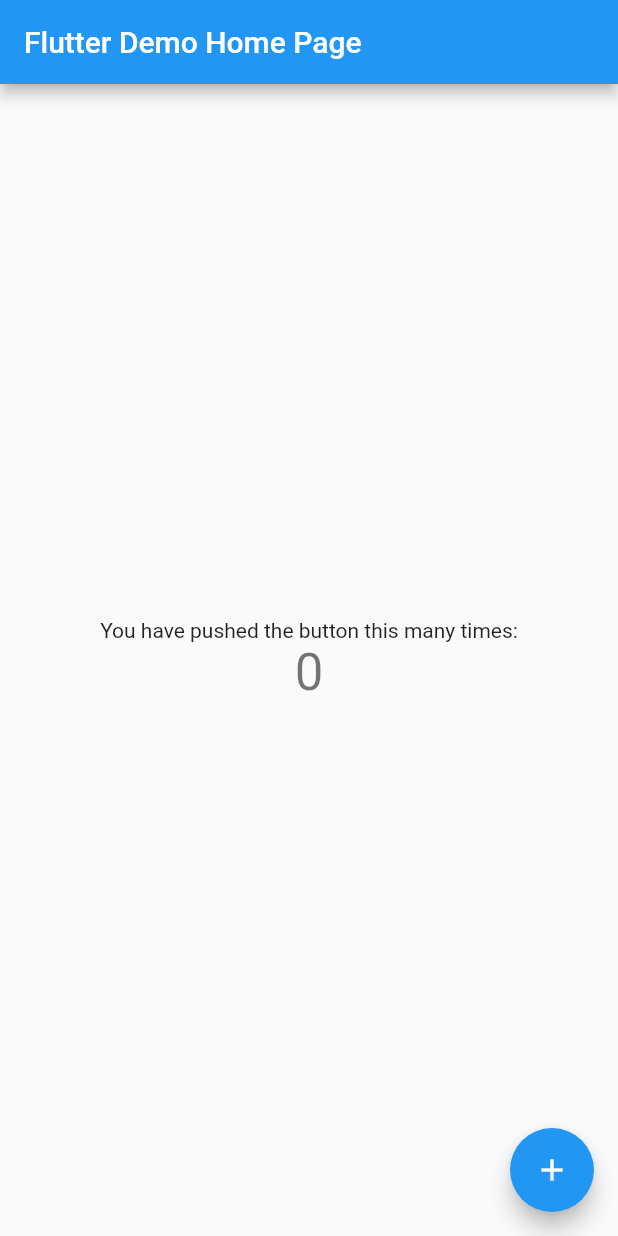
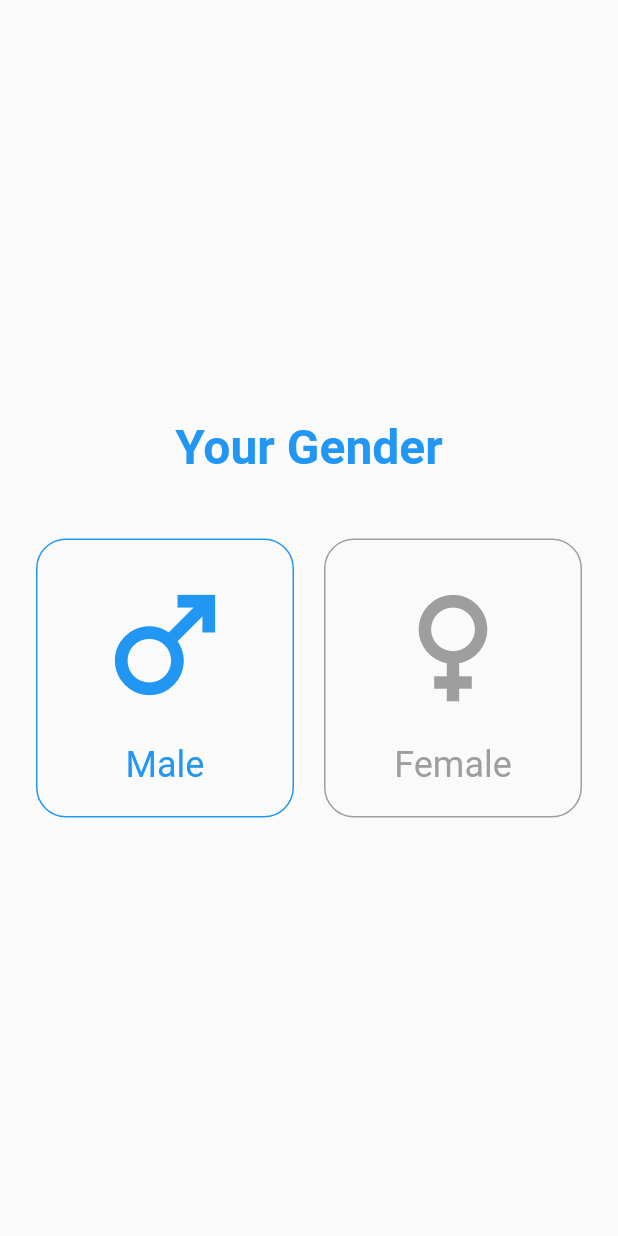
Before and after one commit to asrafilll/flutter_jobs_app, a Flutter app: the screen it shows after launch, on a phone screen of 412 x 824 dp. Run offline on Flutter 3.47's test engine with Material 2 defaults, Android fonts, the phone set to English and light mode, and no system bars.

Commit message:
GenderApps done

```diff
--- /dev/null
+++ b/lib/gender_apps/gender_provider.dart
@@ -0,0 +1,16 @@
+import 'package:flutter/material.dart';
+
+class GenderProvider with ChangeNotifier {
+  bool _isMale = true;
+
+  bool get isMale => _isMale;
+
+  set isMale(bool newValue) {
+    _isMale = newValue;
+    notifyListeners();
+  }
+
+  get color => isMale ? Colors.blue : Colors.pink;
+  get maleColor => isMale ? Colors.blue : Colors.grey;
+  get femaleColor => isMale ? Colors.grey : Colors.pink;
+}
--- /dev/null
+++ b/lib/gender_apps/main.dart
@@ -0,0 +1,111 @@
+import 'package:flutter/material.dart';
+import 'package:provider/provider.dart';
+import 'gender_provider.dart';
+
+class GenderApp extends StatelessWidget {
+  const GenderApp({super.key});
+
+  @override
+  Widget build(BuildContext context) {
+    return Scaffold(
+      body: Center(
+        child: Column(
+          mainAxisAlignment: MainAxisAlignment.center,
+          children: [
+            Consumer<GenderProvider>(
+              builder: (context, genderProvider, _) => Text(
+                'Your Gender',
+                style: TextStyle(
+                  fontWeight: FontWeight.bold,
+                  fontSize: 32,
+                  color: genderProvider.color,
+                ),
+              ),
+            ),
+            const SizedBox(height: 42),
+            Padding(
+              padding: const EdgeInsets.symmetric(horizontal: 24.0),
+              child: Consumer<GenderProvider>(
+                builder: (context, genderProvider, child) => Row(
+                  children: [
+                    Expanded(
+                      child: InkWell(
+                        onTap: () {
+                          genderProvider.isMale = true;
+                        },
+                        child: Container(
+                          padding: const EdgeInsets.all(
+                            20,
+                          ),
+                          decoration: BoxDecoration(
+                            border: Border.all(
+                              color: genderProvider.maleColor,
+                            ),
+                            borderRadius: BorderRadius.circular(20),
+                          ),
+                          child: Column(
+                            children: [
+                              Icon(
+                                Icons.male,
+                                size: 100,
+                                color: genderProvider.maleColor,
+                              ),
+                              const SizedBox(height: 16),
+                              Text(
+                                'Male',
+                                style: TextStyle(
+                                  fontSize: 24,
+                                  color: genderProvider.maleColor,
+                                ),
+                              )
+                            ],
+                          ),
+                        ),
+                      ),
+                    ),
+                    const SizedBox(width: 20),
+                    Expanded(
+                      child: InkWell(
+                        onTap: () {
+                          genderProvider.isMale = false;
+                        },
+                        child: Container(
+                          padding: const EdgeInsets.all(
+                            20,
+                          ),
+                          decoration: BoxDecoration(
+                            border: Border.all(
+                              color: genderProvider.femaleColor,
+                            ),
+                            borderRadius: BorderRadius.circular(20),
+                          ),
+                          child: Column(
+                            children: [
+                              Icon(
+                                Icons.female,
+                                size: 100,
+                                color: genderProvider.femaleColor,
+                              ),
+                              const SizedBox(height: 16),
+                              Text(
+                                'Female',
+                                style: TextStyle(
+                                  fontSize: 24,
+                                  color: genderProvider.femaleColor,
+                                ),
+                              )
+                            ],
+                          ),
+                        ),
+                      ),
+                    ),
+                  ],
+                ),
+              ),
+            ),
+          ],
+        ),
+      ),
+    );
+  }
+}
--- a/lib/main.dart
+++ b/lib/main.dart
@@ -1,4 +1,7 @@
 import 'package:flutter/material.dart';
+import 'package:jobs_app/gender_apps/gender_provider.dart';
+import 'package:jobs_app/gender_apps/main.dart';
+import 'package:provider/provider.dart';
 
 void main() {
   runApp(const MyApp());
@@ -7,109 +10,18 @@ void main() {
 class MyApp extends StatelessWidget {
   const MyApp({super.key});
 
-  // This widget is the root of your application.
   @override
   Widget build(BuildContext context) {
-    return MaterialApp(
-      title: 'Flutter Demo',
-      theme: ThemeData(
-        // This is the theme of your application.
-        //
-        // Try running your application with "flutter run". You'll see the
-        // application has a blue toolbar. Then, without quitting the app, try
-        // changing the primarySwatch below to Colors.green and then invoke
-        // "hot reload" (press "r" in the console where you ran "flutter run",
-        // or simply save your changes to "hot reload" in a Flutter IDE).
-        // Notice that the counter didn't reset back to zero; the application
-        // is not restarted.
-        primarySwatch: Colors.blue,
+    return ChangeNotifierProvider<GenderProvider>(
+      create: (context) => GenderProvider(),
+      child: MaterialApp(
+        debugShowCheckedModeBanner: false,
+        title: 'Flutter Demo',
+        theme: ThemeData(
+          primarySwatch: Colors.blue,
+        ),
+        home: const GenderApp(),
       ),
-      home: const MyHomePage(title: 'Flutter Demo Home Page'),
     );
   }
 }
-
-class MyHomePage extends StatefulWidget {
-  const MyHomePage({super.key, required this.title});
-
-  // This widget is the home page of your application. It is stateful, meaning
-  // that it has a State object (defined below) that contains fields that affect
-  // how it looks.
-
-  // This class is the configuration for the state. It holds the values (in this
-  // case the title) provided by the parent (in this case the App widget) and
-  // used by the build method of the State. Fields in a Widget subclass are
-  // always marked "final".
-
-  final String title;
-
-  @override
-  State<MyHomePage> createState() => _MyHomePageState();
-}
-
-class _MyHomePageState extends State<MyHomePage> {
-  int _counter = 0;
-
-  void _incrementCounter() {
-    setState(() {
-      // This call to setState tells the Flutter framework that something has
-      // changed in this State, which causes it to rerun the build method below
-      // so that the display can reflect the updated values. If we changed
-      // _counter without calling setState(), then the build method would not be
-      // called again, and so nothing would appear to happen.
-      _counter++;
-    });
-  }
-
-  @override
-  Widget build(BuildContext context) {
-    // This method is rerun every time setState is called, for instance as done
-    // by the _incrementCounter method above.
-    //
-    // The Flutter framework has been optimized to make rerunning build methods
-    // fast, so that you can just rebuild anything that needs updating rather
-    // than having to individually change instances of widgets.
-    return Scaffold(
-      appBar: AppBar(
-        // Here we take the value from the MyHomePage object that was created by
-        // the App.build method, and use it to set our appbar title.
-        title: Text(widget.title),
-      ),
-      body: Center(
-        // Center is a layout widget. It takes a single child and positions it
-        // in the middle of the parent.
-        child: Column(
-          // Column is also a layout widget. It takes a list of children and
-          // arranges them vertically. By default, it sizes itself to fit its
-          // children horizontally, and tries to be as tall as its parent.
-          //
-          // Invoke "debug painting" (press "p" in the console, choose the
-          // "Toggle Debug Paint" action from the Flutter Inspector in Android
-          // Studio, or the "Toggle Debug Paint" command in Visual Studio Code)
-          // to see the wireframe for each widget.
-          //
-          // Column has various properties to control how it sizes itself and
-          // how it positions its children. Here we use mainAxisAlignment to
-          // center the children vertically; the main axis here is the vertical
-          // axis because Columns are vertical (the cross axis would be
-          // horizontal).
-          mainAxisAlignment: MainAxisAlignment.center,
-          children: <Widget>[
-            const Text(
-              'You have pushed the button this many times:',
-            ),
-            Text(
-              '$_counter',
-              style: Theme.of(context).textTheme.headline4,
-            ),
-          ],
-        ),
-      ),
-      floatingActionButton: FloatingActionButton(
-        onPressed: _incrementCounter,
-        tooltip: 'Increment',
-        child: const Icon(Icons.add),
-      ), // This trailing comma makes auto-formatting nicer for build methods.
-    );
-  }
-}
```
Also changed, not shown: pubspec.yaml (+3 -69 lines), pubspec.lock.
